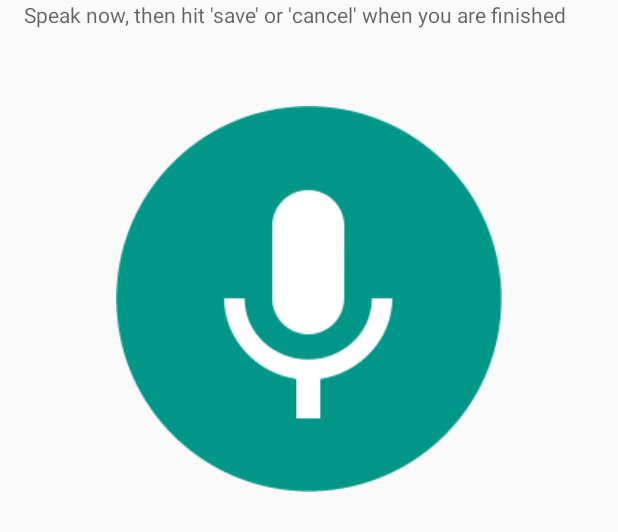
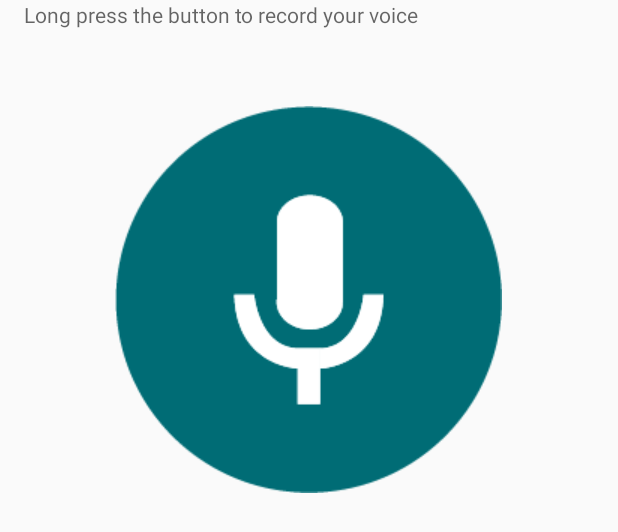
Before and after one commit to MPDL/LabCam_imeji, an Android app: the layout dialog_fragment_microphone.xml on its own in the app's theme, with its tools: preview values and no code run, on a phone screen of 412 x 824 dp. Shown: the top 532 px of the screen. Run offline under Robolectric (Android 15) with nearby library versions, the phone set to English and light mode, and no system bars.

Commit message:
modify microphone button

```diff
--- a/app/src/main/res/layout/dialog_fragment_microphone.xml
+++ b/app/src/main/res/layout/dialog_fragment_microphone.xml
@@ -13,7 +13,7 @@
         android:layout_marginLeft="16dp"
         android:layout_marginRight="16dp"
         android:background="@android:color/transparent"
-        android:hint="Speak now, then hit 'save' or 'cancel' when you are finished"/>
+        android:hint="Long press the button to record your voice"/>
 
     <TextView
             android:layout_width="match_parent"
@@ -29,6 +29,6 @@
         android:layout_height="wrap_content"
         android:layout_marginTop="32dp"
         android:id="@+id/im_microphone_record"
-        android:background="@drawable/microphone_button_round"/>
+        android:background="@xml/microphone_long_press_button"/>
 
 </LinearLayout>
--- /dev/null
+++ b/app/src/main/res/xml/microphone_long_press_button.xml
@@ -0,0 +1,6 @@
+<?xml version="1.0" encoding="utf-8"?>
+<selector xmlns:android="http://schemas.android.com/apk/res/android">
+    <item android:state_focused="true" android:drawable="@drawable/microphone_round_mic_green_back"/>
+    <item android:state_pressed="true" android:drawable="@drawable/microphone_round_mic_white_back" />
+    <item android:drawable="@drawable/microphone_round_mic_green_back" />
+</selector>
```
Also changed, not shown: app/src/main/java/de/mpg/mpdl/labcam/LocalFragment/DialogsInLocalFragment/NoteDialogFragment.java (+1 -9 lines), app/src/main/res/layout/viewpager_item.xml (+32 -2 lines), app/src/main/res/drawable/microphone_button_round.png (deleted), app/src/main/res/drawable/microphone_round_mic_green_back.png (added), app/src/main/res/drawable/microphone_round_mic_white_back.png (added).
